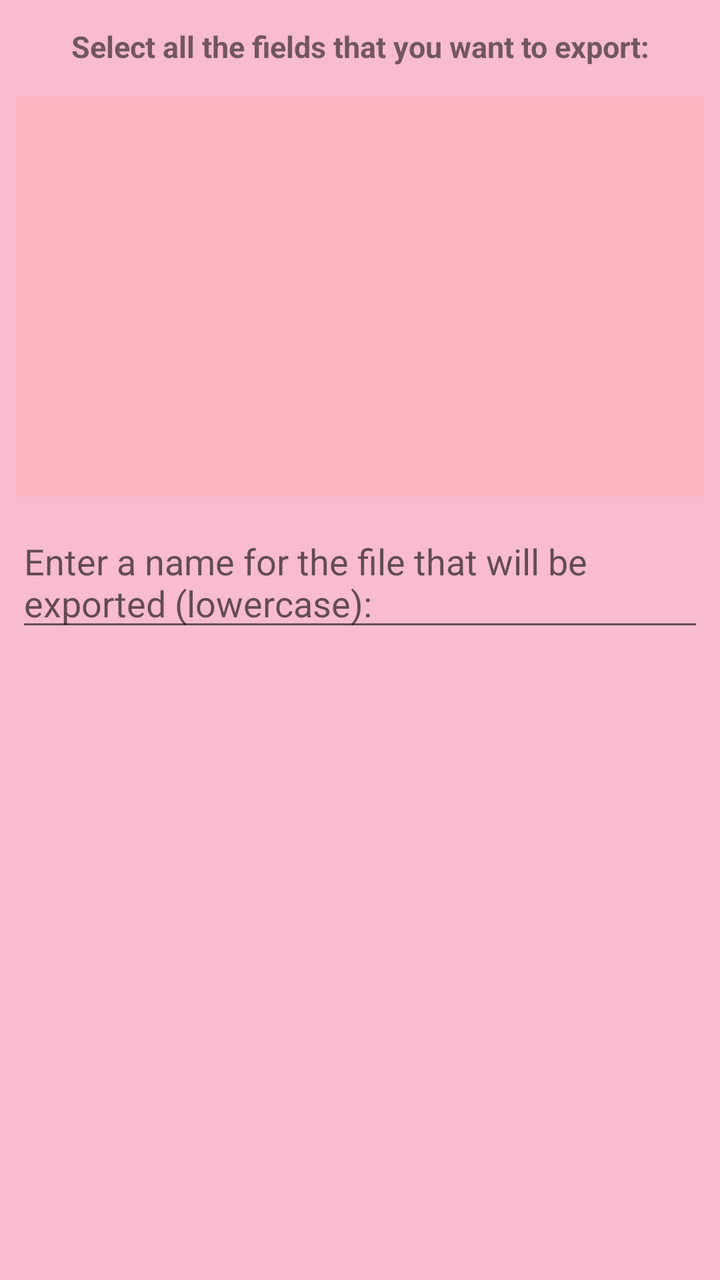
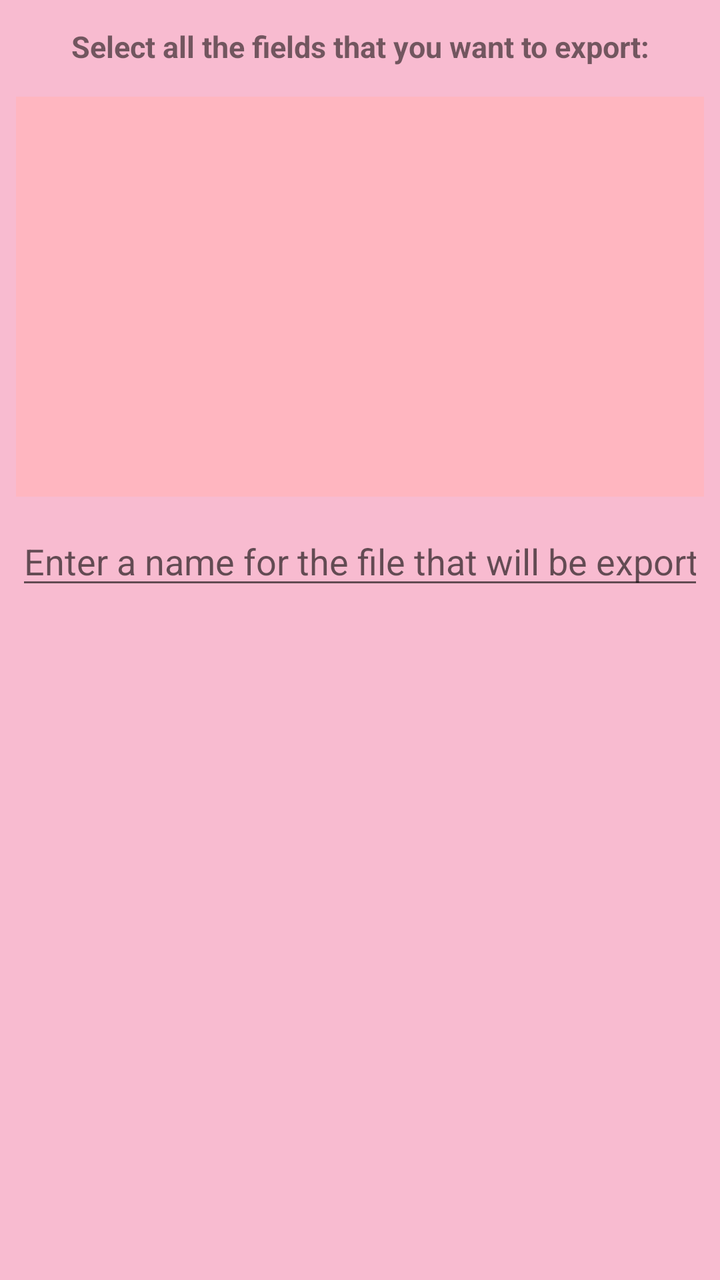

An Android layout rendered at two revisions. The XML below is the earlier revision; the diff shows what the commit changed to produce the second picture.
<!-- AndroidManifest.xml: application theme MyMaterialTheme -->
<!-- res/layout/export_fields_dialog_fragment.xml -->
<?xml version="1.0" encoding="utf-8"?>
<ScrollView xmlns:android="http://schemas.android.com/apk/res/android"
    android:layout_width="match_parent"
    android:layout_height="match_parent">

    <LinearLayout
        android:layout_width="match_parent"
        android:layout_height="wrap_content"
        android:orientation="vertical"
        android:padding="3dp">

        <TextView
            android:layout_width="match_parent"
            android:layout_height="wrap_content"
            android:layout_margin="5dp"
            android:gravity="center"
            android:padding="5dp"
            android:text="@string/select_fields_export"
            android:textSize="15sp"
            android:textStyle="bold" />

        <ListView
            android:id="@+id/export_fields_list_view"
            android:layout_width="match_parent"
            android:layout_height="200dp"
            android:layout_margin="5dp"
            android:background="#ffb6c0"
            android:padding="5dp"
          />

        <RelativeLayout
            android:layout_width="match_parent"
            android:layout_height="wrap_content">

            <EditText
                android:id="@+id/file_name"
                android:layout_width="match_parent"
                android:layout_height="wrap_content"
                android:layout_margin="5dp"
                android:hint="@string/file_name"
                android:imeOptions="flagNoExtractUi"
                android:inputType="textNoSuggestions|textMultiLine" />

        </RelativeLayout>

    </LinearLayout>
</ScrollView>
<!-- resources referenced by this layout -->
<resources>
  <string name="file_name">Enter a name for the file that will be exported (lowercase):</string>
  <string name="select_fields_export">Select all the fields that you want to export:</string>
  <style name="MyMaterialTheme" parent="MyMaterialTheme.Base">
  
      </style>
  <style name="MyMaterialTheme.Base" parent="Theme.AppCompat.Light.DarkActionBar">
          <item name="windowNoTitle">true</item>
          <item name="windowActionBar">false</item>
          <item name="colorPrimary">@color/colorPrimary</item>
          <item name="colorPrimaryDark">@color/colorPrimaryDark</item>
          <item name="colorAccent">@color/colorAccent</item>
          <item name="android:windowBackground">@color/windowBackground</item>
      </style>
  <color name="colorPrimary">#EC407A</color>
  <color name="colorPrimaryDark">#AD1457</color>
  <color name="colorAccent">#EA80FC</color>
  <color name="windowBackground">#F8BBD0</color>
</resources>

<!-- the commit's change to res/layout/export_fields_dialog_fragment.xml (unified diff, before → after) -->
@@ -39,7 +39,7 @@
                 android:layout_margin="5dp"
                 android:hint="@string/file_name"
                 android:imeOptions="flagNoExtractUi"
-                android:inputType="textNoSuggestions|textMultiLine" />
+                android:inputType="textNoSuggestions|textVisiblePassword" />
 
         </RelativeLayout>
 
